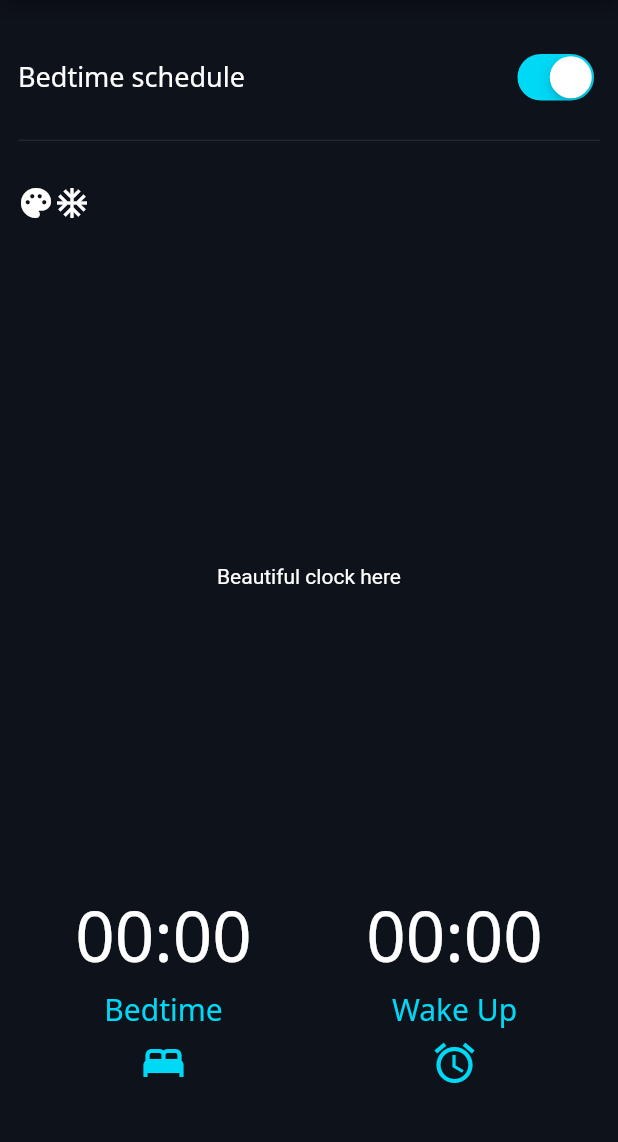
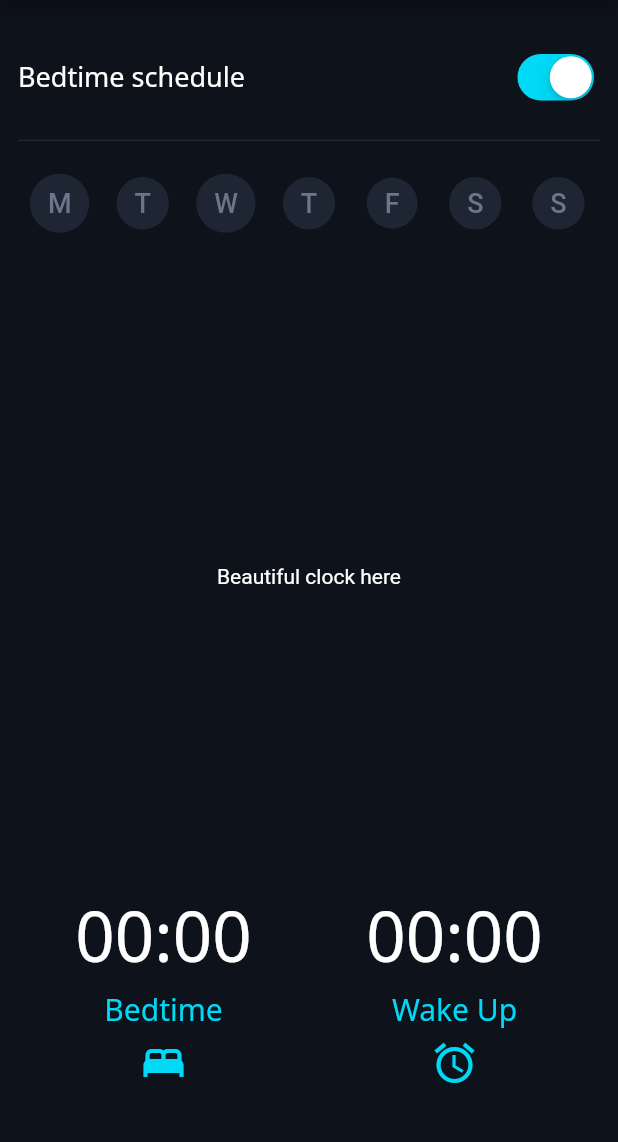
Before and after one commit to nguyen703/one_mot1vation, a Flutter app: the screen it shows after launch, on a phone screen of 412 x 824 dp, the part 84-1226 px from its top. Run offline on Flutter 3.47's test engine with Material 2 defaults, Android fonts, the phone set to English and light mode, and no system bars; our stand-ins replace google_fonts.

Commit message:
Add days-in-week widget

```diff
--- /dev/null
+++ b/lib/buttons/days_in_week.dart
@@ -0,0 +1,41 @@
+import 'package:flutter/material.dart';
+import 'package:one_mot1vation/constants.dart';
+
+class DaysInWeek extends StatefulWidget {
+  DaysInWeek({required this.weekDay});
+
+  final String weekDay;
+  @override
+  _DaysInWeekState createState() => _DaysInWeekState();
+}
+
+class _DaysInWeekState extends State<DaysInWeek> {
+  bool isEnabled = false;
+
+  @override
+  Widget build(BuildContext context) {
+    return TextButton(
+      onPressed: () {
+        setState(() {
+          isEnabled = !isEnabled;
+        });
+      },
+      style: ElevatedButton.styleFrom(
+        shape: CircleBorder(),
+      ),
+      child: Container(
+          padding: EdgeInsets.all(12.0),
+          decoration: BoxDecoration(
+            color: isEnabled ? kEnabledBackground : kDisabledBackground,
+            shape: BoxShape.circle,
+          ),
+          child: Text(
+            widget.weekDay,
+            style: TextStyle(
+              color: isEnabled ? kEnabledText : kDisabledText,
+              fontSize: 18,
+            ),
+          )),
+    );
+  }
+}
--- a/lib/buttons/title_button.dart
+++ b/lib/buttons/title_button.dart
@@ -1,8 +1,8 @@
 import 'package:flutter/material.dart';
 import 'package:google_fonts/google_fonts.dart';
 
-class TitleButton extends StatelessWidget {
-  TitleButton(
+class TitleButtonCard extends StatelessWidget {
+  TitleButtonCard(
       {required this.buttonText,
       required this.buttonIcon,
       required this.buttonColor,
--- a/lib/constants.dart
+++ b/lib/constants.dart
@@ -4,3 +4,8 @@ const Color kTeal = Color(0xFF00D9F6);
 const Color kDarkBlue = Color(0xFF0E121B);
 const Color kGrey = Color(0xFF6C7589);
 const Color kWhite = Color(0xFFFFFFFF);
+
+const Color kEnabledText = Colors.black;
+const Color kEnabledBackground = Color(0xFF00D9F6);
+const Color kDisabledText = Color(0xFF6C7589);
+const Color kDisabledBackground = Color(0xFF1e2633);
--- a/lib/main.dart
+++ b/lib/main.dart
@@ -11,9 +11,13 @@ class MyApp extends StatelessWidget {
   Widget build(BuildContext context) {
     return MaterialApp(
       theme: ThemeData(
-          scaffoldBackgroundColor: kDarkBlue,
-          primaryColor: kDarkBlue,
-          textTheme: TextTheme(bodyText2: TextStyle(color: kWhite))),
+        scaffoldBackgroundColor: kDarkBlue,
+        primaryColor: kDarkBlue,
+        iconTheme: IconThemeData(color: kWhite),
+        textTheme: TextTheme(
+          bodyText2: TextStyle(color: kWhite),
+        ),
+      ),
       home: MainScreen(),
     );
   }
--- a/lib/screens/main_screen.dart
+++ b/lib/screens/main_screen.dart
@@ -3,6 +3,7 @@ import 'package:google_fonts/google_fonts.dart';
 import 'package:one_mot1vation/buttons/switch_button.dart';
 import 'package:one_mot1vation/constants.dart';
 import 'package:one_mot1vation/buttons/title_button.dart';
+import 'package:one_mot1vation/buttons/days_in_week.dart';
 
 class MainScreen extends StatelessWidget {
   @override
@@ -41,12 +42,15 @@ class MainScreen extends StatelessWidget {
             Expanded(
               flex: 1,
               child: Row(
+                mainAxisAlignment: MainAxisAlignment.spaceBetween,
                 children: [
-                  Icon(
-                    Icons.palette_rounded,
-                    color: kWhite,
-                  ),
-                  Icon(Icons.ac_unit, color: kWhite),
+                  Expanded(child: DaysInWeek(weekDay: 'M')),
+                  Expanded(child: DaysInWeek(weekDay: 'T')),
+                  Expanded(child: DaysInWeek(weekDay: 'W')),
+                  Expanded(child: DaysInWeek(weekDay: 'T')),
+                  Expanded(child: DaysInWeek(weekDay: 'F')),
+                  Expanded(child: DaysInWeek(weekDay: 'S')),
+                  Expanded(child: DaysInWeek(weekDay: 'S')),
                 ],
               ),
             ),
@@ -73,7 +77,7 @@ class MainScreen extends StatelessWidget {
                       ),
                       Expanded(
                         flex: 2,
-                        child: TitleButton(
+                        child: TitleButtonCard(
                           buttonText: 'Bedtime',
                           buttonColor: kTeal,
                           buttonIcon: Icons.bed,
@@ -93,7 +97,7 @@ class MainScreen extends StatelessWidget {
                       ),
                       Expanded(
                         flex: 2,
-                        child: TitleButton(
+                        child: TitleButtonCard(
                             buttonText: 'Wake Up',
                             buttonIcon: Icons.alarm,
                             buttonColor: kTeal,
```
